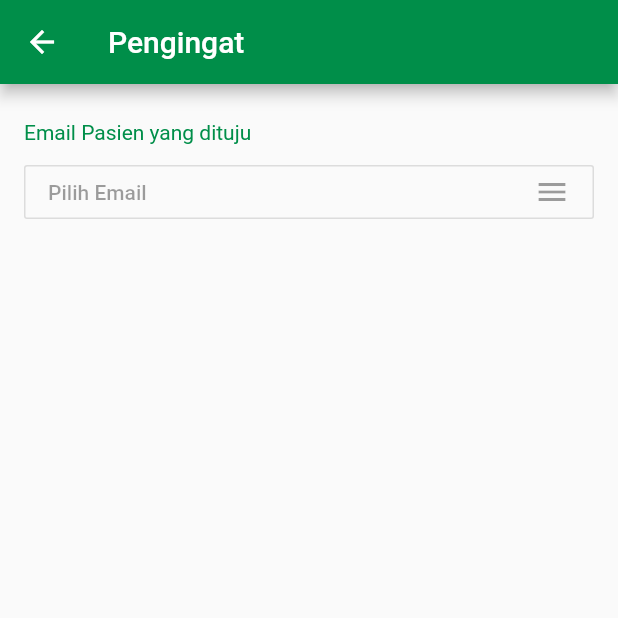
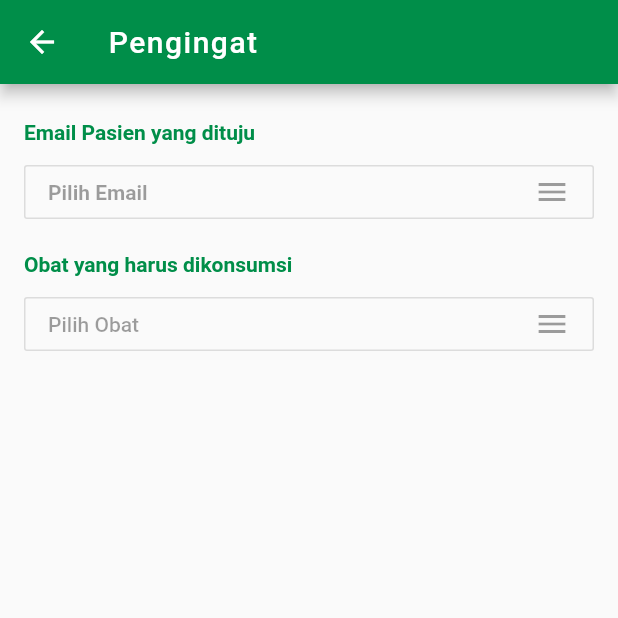
Before and after one commit to albertusdev/tuberculos-app, a Flutter app: the ApotekerInputDailyAlarmScreen screen opened directly, on a phone screen of 412 x 824 dp, the top half of it. Run offline on Flutter 3.47's test engine with Material 2 defaults, Android fonts, the phone set to English and light mode, and no system bars; our stand-ins replace cloud_firestore, firebase_auth, firebase_storage, flutter_redux, google_sign_in, image_picker and 1 more; missing offline and left inert: flutter_one_signal, redux_persist, redux_persist_flutter; accounts and stored records are empty.

Commit message:
Add ChooseObatDialog basic functionality

```diff
--- a/lib/models/obat.dart
+++ b/lib/models/obat.dart
@@ -1,19 +1,21 @@
 class Obat {
   String id;
-  String nama;
-  String deskripsi;
+  String photoUrl;
+  String name;
+  String description;
 
-  Obat({this.id, this.nama, this.deskripsi});
+  Obat({this.id, this.photoUrl, this.name, this.description});
 
   Obat.fromJson(Map<String, dynamic> json)
       : id = json["id"],
-        nama = json["nama"],
-        deskripsi = json["deskripsi"];
+        name = json["name"],
+        description = json["description"],
+        photoUrl = json["photoUrl"];
 
   Map<String, dynamic> toJson() => {
-        "id": id,
-        "nama": nama,
-        "deskripsi": deskripsi,
+        "name": name,
+        "description": description,
+        "photoUrl": photoUrl,
       };
 
   @override
@@ -21,8 +23,9 @@ class Obat {
     if (identical(this, other)) return true;
     if (other is Obat) {
       return (this.id == other.id &&
-          this.nama == other.nama &&
-          this.deskripsi == other.deskripsi);
+          this.name == other.name &&
+          this.description == other.description &&
+          this.photoUrl == other.photoUrl);
     }
     return false;
   }
@@ -30,5 +33,9 @@ class Obat {
   @override
   // TODO: implement hashCode
   int get hashCode =>
-      super.hashCode ^ id.hashCode ^ nama.hashCode ^ deskripsi.hashCode;
+      super.hashCode ^
+      id.hashCode ^
+      name.hashCode ^
+      description.hashCode ^
+      photoUrl.hashCode;
 }
--- a/lib/screens/apoteker_screens/apoteker_input_daily_alarm_screen.dart
+++ b/lib/screens/apoteker_screens/apoteker_input_daily_alarm_screen.dart
@@ -1,9 +1,11 @@
 import "package:flutter/material.dart";
 import 'package:flutter_redux/flutter_redux.dart';
 import 'package:redux/redux.dart';
+import 'package:tuberculos/models/obat.dart';
 import 'package:tuberculos/models/pasien.dart';
 import 'package:tuberculos/redux/configure_store.dart';
 import 'package:tuberculos/redux/modules/daily_alarm/daily_alarm.dart';
+import 'package:tuberculos/screens/apoteker_screens/apoteker_choose_obat_dialog.dart';
 import "package:tuberculos/services/api.dart";
 import 'package:tuberculos/widgets/choose_pasien_dialog.dart';
 import 'package:tuberculos/widgets/full_width_widget.dart';
@@ -14,7 +16,11 @@ class ApotekerInputDailyAlarmScreen extends StatelessWidget {
     return new StoreBuilder(
         builder: (BuildContext build, Store<AppState> store) {
       return new Scaffold(
-        appBar: new AppBar(title: new Text("Pengingat")),
+        appBar: new AppBar(
+            title: new Text("Pengingat",
+                style: new TextStyle(
+                  letterSpacing: 1.0,
+                ))),
         body: new Container(
           child: new Column(
             mainAxisAlignment: MainAxisAlignment.start,
@@ -30,6 +36,7 @@ class ApotekerInputDailyAlarmScreen extends StatelessWidget {
                         "Email Pasien yang dituju",
                         style: new TextStyle(
                           color: Theme.of(context).primaryColorDark,
+                          fontWeight: FontWeight.bold,
                         ),
                         textAlign: TextAlign.end,
                       ),
@@ -45,6 +52,7 @@ class ApotekerInputDailyAlarmScreen extends StatelessWidget {
                                       "Pilih Email",
                                       style: new TextStyle(
                                         color: Theme.of(context).disabledColor,
+                                        fontWeight: FontWeight.bold,
                                       ),
                                     )
                                   : new Text(
@@ -67,15 +75,74 @@ class ApotekerInputDailyAlarmScreen extends StatelessWidget {
                               }).then(
                             (Pasien pasien) {
                               store.dispatch(
-                                new ActionDailyAlarmSetSelectedPasien(pasien));
+                                  new ActionDailyAlarmSetSelectedPasien(
+                                      pasien));
                             },
                           );
                         },
                       ),
                     ),
                   ],
-              )),
-              new Container(),
+                ),
+              ),
+              new Container(
+                child: new Column(
+                  mainAxisSize: MainAxisSize.min,
+                  mainAxisAlignment: MainAxisAlignment.start,
+                  children: <Widget>[
+                    new Container(
+                      alignment: Alignment.topLeft,
+                      child: new Text(
+                        "Obat yang harus dikonsumsi",
+                        style: new TextStyle(
+                          color: Theme.of(context).primaryColorDark,
+                          fontWeight: FontWeight.bold,
+                        ),
+                        textAlign: TextAlign.end,
+                      ),
+                      margin: new EdgeInsets.symmetric(vertical: 8.0),
+                    ),
+                    new FullWidthWidget(
+                      child: new OutlineButton(
+                        child: new Row(
+                            mainAxisAlignment: MainAxisAlignment.spaceBetween,
+                            children: <Widget>[
+                              store.state.dailyAlarmState.selectedObat == null
+                                  ? new Text(
+                                      "Pilih Obat",
+                                      style: new TextStyle(
+                                        color: Theme.of(context).disabledColor,
+                                      ),
+                                    )
+                                  : new Text(
+                                      store.state.dailyAlarmState.selectedObat
+                                          .name,
+                                      style: new TextStyle(
+                                        fontWeight: FontWeight.bold,
+                                      ),
+                                    ),
+                              new Icon(Icons.menu,
+                                  color: Theme.of(context).disabledColor),
+                            ]),
+                        onPressed: () {
+                          showDialog<Obat>(
+                              context: context,
+                              builder: (context) {
+                                return new ApotekerChooseObatDialog(null);
+                              }).then(
+                            (Obat selectedObat) {
+                              store.dispatch(
+                                  new ActionDailyAlarmSetSelectedObat(
+                                      selectedObat));
+                            },
+                          );
+                        },
+                      ),
+                    ),
+                  ],
+                ),
+                margin: new EdgeInsets.symmetric(vertical: 8.0),
+              ),
               new Container(),
             ],
           ),
--- a/lib/widgets/choose_pasien_dialog.dart
+++ b/lib/widgets/choose_pasien_dialog.dart
@@ -48,6 +48,7 @@ class ChoosePasienDialog extends StatelessWidget {
                     subtitle: new Text(user.email ?? '<No message retrieved>'),
                     title: new Text(user.displayName),
                     onTap: () {
+                      print("TAP!!!");
                       Navigator.pop(context, user);
                     });
               },
```
Also changed, not shown: lib/screens/apoteker_screens/apoteker_choose_obat_dialog.dart (added, +96 -0 lines). Lines whose indentation alone changed are shown as unchanged.
